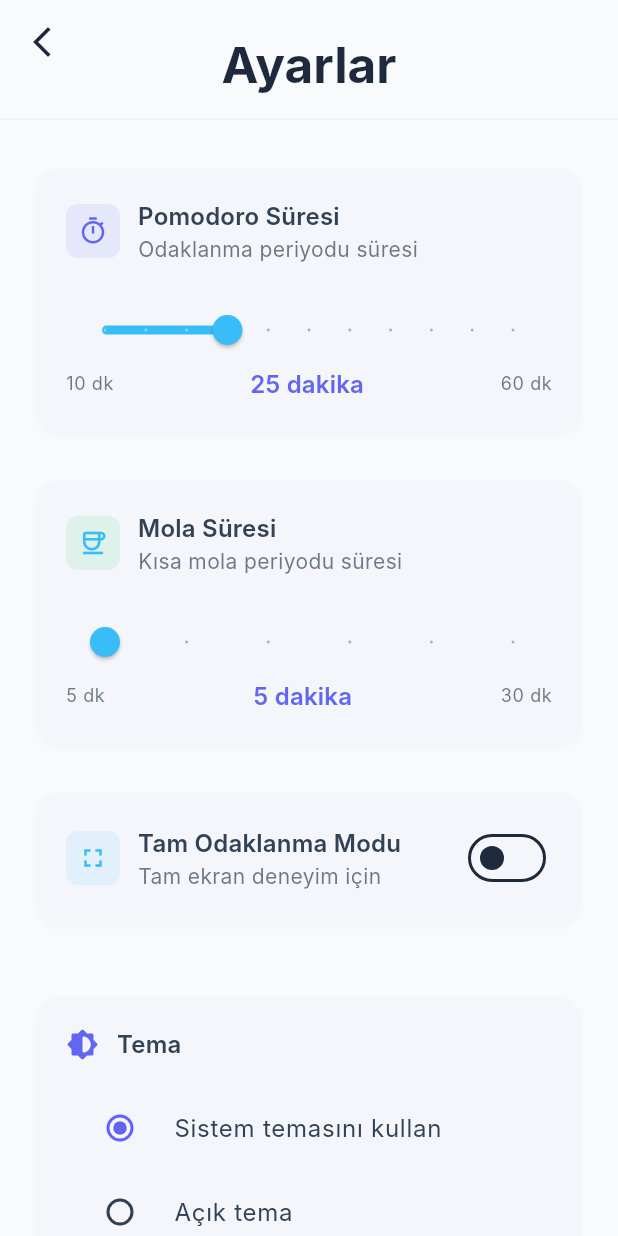
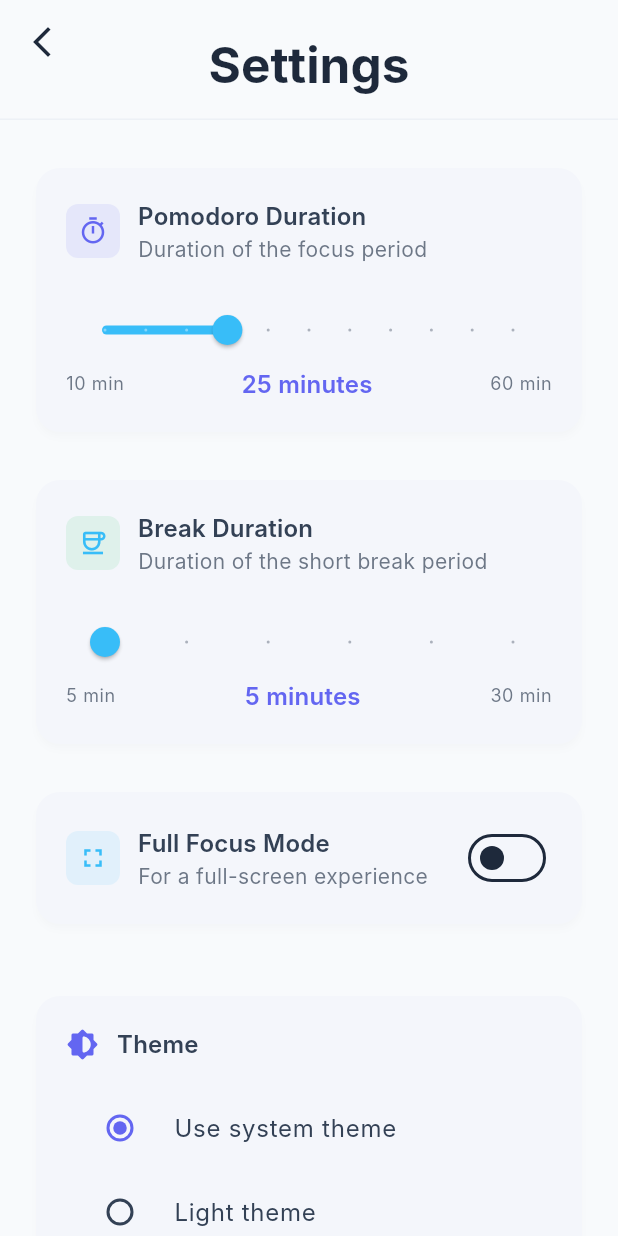
Before and after one commit to siskomer/pomodoro_app, a Flutter app: the SettingsScreen screen opened directly, on a phone screen of 412 x 824 dp. Run offline on Flutter 3.47's test engine with Material 3 defaults, Android fonts, the phone set to English and light mode, and no system bars; our stand-ins replace easy_localization, fl_chart, flutter_local_notifications, flutter_riverpod, hive, hive_flutter and 2 more; accounts and stored records are empty; Roboto replaces fonts that are missing (Inter).

Commit message:
Çok dilli destek eklendi. easy_localization paketi entegre edildi ve uygulama genelinde metinler yerelleştirildi. Kullanıcı arayüzü bileşenleri, dil desteğine uygun olarak güncellendi. Ayrıca, yeni bağımlılıklar pubspec dosyasına eklendi.

```diff
--- a/lib/presentation/views/pomodoro_screen.dart
+++ b/lib/presentation/views/pomodoro_screen.dart
@@ -9,6 +9,7 @@ import '../../domain/entities/settings_state.dart';
 import '../theme.dart';
 import 'dart:async';
 import 'package:wakelock_plus/wakelock_plus.dart';
+import 'package:easy_localization/easy_localization.dart';
 
 class PomodoroScreen extends ConsumerStatefulWidget {
   const PomodoroScreen({Key? key}) : super(key: key);
@@ -88,8 +89,8 @@ class _PomodoroScreenState extends ConsumerState<PomodoroScreen> {
                         color: Colors.white.withOpacity(0.1),
                         borderRadius: BorderRadius.circular(30),
                       ),
-                      child: const Text(
-                        'Çıkmak için herhangi bir yere dokunun',
+                      child: Text(
+                        'exit_full_focus_prompt'.tr(),
                         style: TextStyle(color: Colors.white70),
                       ),
                     ),
@@ -106,7 +107,7 @@ class _PomodoroScreenState extends ConsumerState<PomodoroScreen> {
       backgroundColor: theme.colorScheme.background,
       appBar: AppBar(
         title: Text(
-          'Pomodoro Sayacı',
+          'pomodoro_timer'.tr(),
           style: theme.textTheme.headlineSmall?.copyWith(
             fontWeight: FontWeight.w700,
           ),
--- a/lib/presentation/views/settings_screen.dart
+++ b/lib/presentation/views/settings_screen.dart
@@ -1,3 +1,4 @@
+import 'package:easy_localization/easy_localization.dart';
 import 'package:flutter/material.dart';
 import 'package:flutter_riverpod/flutter_riverpod.dart';
 import '../providers/settings_provider.dart';
@@ -41,7 +42,7 @@ class SettingsScreen extends ConsumerWidget {
               ),
               flexibleSpace: FlexibleSpaceBar(
                 title: Text(
-                  'Ayarlar',
+                  'settings'.tr(),
                   style: theme.textTheme.headlineSmall?.copyWith(
                     color: theme.colorScheme.onBackground,
                     fontWeight: FontWeight.w700,
@@ -92,14 +93,14 @@ class SettingsScreen extends ConsumerWidget {
                                   crossAxisAlignment: CrossAxisAlignment.start,
                                   children: [
                                     Text(
-                                      'Pomodoro Süresi',
+                                      'pomodoro_duration'.tr(),
                                       style: theme.textTheme.titleMedium
                                           ?.copyWith(
                                             fontWeight: FontWeight.w600,
                                           ),
                                     ),
                                     Text(
-                                      'Odaklanma periyodu süresi',
+                                      'focus_period_subtitle'.tr(),
                                       style: theme.textTheme.bodyMedium
                                           ?.copyWith(
                                             color: theme.colorScheme.onSurface
@@ -132,7 +133,8 @@ class SettingsScreen extends ConsumerWidget {
                               min: 10,
                               max: 60,
                               divisions: 10,
-                              label: '${settings.pomodoroMinutes} dk',
+                              label:
+                                  '${settings.pomodoroMinutes} ${"minutes".tr()}',
                               onChanged: (value) => settingsNotifier
                                   .setPomodoroMinutes((value ~/ 5) * 5),
                             ),
@@ -141,21 +143,21 @@ class SettingsScreen extends ConsumerWidget {
                             mainAxisAlignment: MainAxisAlignment.spaceBetween,
                             children: [
                               Text(
-                                '10 dk',
+                                '10${"min_suffix".tr()}',
                                 style: theme.textTheme.bodySmall?.copyWith(
                                   color: theme.colorScheme.onSurface
                                       .withOpacity(0.7),
                                 ),
                               ),
                               Text(
-                                '${settings.pomodoroMinutes} dakika',
+                                '${settings.pomodoroMinutes} ${"minutes".tr()}',
                                 style: theme.textTheme.titleMedium?.copyWith(
                                   color: theme.colorScheme.primary,
                                   fontWeight: FontWeight.w600,
                                 ),
                               ),
                               Text(
-                                '60 dk',
+                                '60${"min_suffix".tr()}',
                                 style: theme.textTheme.bodySmall?.copyWith(
                                   color: theme.colorScheme.onSurface
                                       .withOpacity(0.7),
@@ -195,14 +197,14 @@ class SettingsScreen extends ConsumerWidget {
                                   crossAxisAlignment: CrossAxisAlignment.start,
                                   children: [
                                     Text(
-                                      'Mola Süresi',
+                                      'break_duration'.tr(),
                                       style: theme.textTheme.titleMedium
                                           ?.copyWith(
                                             fontWeight: FontWeight.w600,
                                           ),
                                     ),
                                     Text(
-                                      'Kısa mola periyodu süresi',
+                                      'break_period_subtitle'.tr(),
                                       style: theme.textTheme.bodyMedium
                                           ?.copyWith(
                                             color: theme.colorScheme.onSurface
@@ -235,7 +237,8 @@ class SettingsScreen extends ConsumerWidget {
                               min: 5,
                               max: 30,
                               divisions: 5,
-                              label: '${settings.breakMinutes} dk',
+                              label:
+                                  '${settings.breakMinutes} ${"minutes".tr()}',
                               onChanged: (value) => settingsNotifier
                                   .setBreakMinutes((value ~/ 5) * 5),
                             ),
@@ -244,21 +247,21 @@ class SettingsScreen extends ConsumerWidget {
                             mainAxisAlignment: MainAxisAlignment.spaceBetween,
                             children: [
                               Text(
-                                '5 dk',
+                                '5${"min_suffix".tr()}',
                                 style: theme.textTheme.bodySmall?.copyWith(
                                   color: theme.colorScheme.onSurface
                                       .withOpacity(0.7),
                                 ),
                               ),
                               Text(
-                                '${settings.breakMinutes} dakika',
+                                '${settings.breakMinutes} ${"minutes".tr()}',
                                 style: theme.textTheme.titleMedium?.copyWith(
                                   color: theme.colorScheme.primary,
                                   fontWeight: FontWeight.w600,
                                 ),
                               ),
                               Text(
-                                '30 dk',
+                                '30${"min_suffix".tr()}',
                                 style: theme.textTheme.bodySmall?.copyWith(
                                   color: theme.colorScheme.onSurface
                                       .withOpacity(0.7),
@@ -295,13 +298,13 @@ class SettingsScreen extends ConsumerWidget {
                               crossAxisAlignment: CrossAxisAlignment.start,
                               children: [
                                 Text(
-                                  'Tam Odaklanma Modu',
+                                  'full_focus_mode'.tr(),
                                   style: theme.textTheme.titleMedium?.copyWith(
                                     fontWeight: FontWeight.w600,
                                   ),
                                 ),
                                 Text(
-                                  'Tam ekran deneyim için',
+                                  'full_focus_mode_subtitle'.tr(),
                                   style: theme.textTheme.bodyMedium?.copyWith(
                                     color: theme.colorScheme.onSurface
                                         .withOpacity(0.7),
@@ -338,7 +341,7 @@ class SettingsScreen extends ConsumerWidget {
                               ),
                               const SizedBox(width: 12),
                               Text(
-                                'Tema',
+                                'theme'.tr(),
                                 style: theme.textTheme.titleMedium?.copyWith(
                                   fontWeight: FontWeight.w600,
                                 ),
@@ -351,21 +354,21 @@ class SettingsScreen extends ConsumerWidget {
                             groupValue: themeMode,
                             onChanged: (v) =>
                                 themeModeNotifier.setTheme(AppThemeMode.system),
-                            title: const Text('Sistem temasını kullan'),
+                            title: Text('use_system_theme'.tr()),
                           ),
                           RadioListTile<AppThemeMode>(
                             value: AppThemeMode.light,
                             groupValue: themeMode,
                             onChanged: (v) =>
                                 themeModeNotifier.setTheme(AppThemeMode.light),
-                            title: const Text('Açık tema'),
+                            title: Text('light_theme'.tr()),
                           ),
                           RadioListTile<AppThemeMode>(
                             value: AppThemeMode.dark,
                             groupValue: themeMode,
                             onChanged: (v) =>
                                 themeModeNotifier.setTheme(AppThemeMode.dark),
-                            title: const Text('Koyu tema'),
+                            title: Text('dark_theme'.tr()),
                           ),
                         ],
                       ),
@@ -388,7 +391,7 @@ class SettingsScreen extends ConsumerWidget {
                               ),
                               const SizedBox(width: 8),
                               Text(
-                                'Bilgi',
+                                'information'.tr(),
                                 style: theme.textTheme.titleMedium?.copyWith(
                                   color: theme.colorScheme.secondary,
                                   fontWeight: FontWeight.w600,
@@ -398,7 +401,7 @@ class SettingsScreen extends ConsumerWidget {
                           ),
                           const SizedBox(height: 12),
                           Text(
-                            'Pomodoro tekniği, 25 dakikalık odaklanma periyotları ve 5 dakikalık molalarla çalışmanızı organize etmenize yardımcı olur.',
+                            'pomodoro_info_text'.tr(),
                             style: theme.textTheme.bodyMedium?.copyWith(
                               color: theme.colorScheme.onSurface,
                               height: 1.5,
@@ -414,7 +417,7 @@ class SettingsScreen extends ConsumerWidget {
                     AppTheme.modernCard(
                       backgroundColor: theme.cardColor,
                       child: ListTile(
-                        title: const Text('Bildirimleri Aç'),
+                        title: Text('enable_notifications'.tr()),
                         trailing: Switch(
                           value: settings.notificationEnabled ?? true,
                           onChanged: (value) async {
@@ -432,7 +435,7 @@ class SettingsScreen extends ConsumerWidget {
                     AppTheme.modernCard(
                       backgroundColor: theme.cardColor,
                       child: ListTile(
-                        title: const Text('Sayaç çalışırken ekranı açık tut'),
+                        title: Text('keep_screen_on'.tr()),
                         trailing: Switch(
                           value: settings.keepScreenOn ?? false,
                           onChanged: (value) async {
@@ -441,6 +444,73 @@ class SettingsScreen extends ConsumerWidget {
                                 .setKeepScreenOn(value);
                           },
                         ),
+                      ),
+                    ),
+
+                    // Language Setting Card
+                    const SizedBox(height: 16),
+                    AppTheme.modernCard(
+                      backgroundColor: theme.cardColor,
+                      child: Column(
+                        crossAxisAlignment: CrossAxisAlignment.start,
+                        children: [
+                          Row(
+                            children: [
+                              const SizedBox(width: 12),
+                              Expanded(
+                                child: Text(
+                                  'language'.tr(),
+                                  style: theme.textTheme.titleMedium?.copyWith(
+                                    fontWeight: FontWeight.w600,
+                                  ),
+                                ),
+                              ),
+                            ],
+                          ),
+                          const SizedBox(height: 16),
+                          SegmentedButton<Locale>(
+                            segments: <ButtonSegment<Locale>>[
+                              ButtonSegment<Locale>(
+                                value: const Locale('en', 'US'),
+                                label: Text(
+                                  'English',
+                                  style: TextStyle(
+                                    color:
+                                        context.locale ==
+                                            const Locale('en', 'US')
+                                        ? theme.colorScheme.onPrimary
+                                        : theme.colorScheme.onSurface,
+                                  ),
+                                ),
+                              ),
+                              ButtonSegment<Locale>(
+                                value: const Locale('tr', 'TR'),
+                                label: Text(
+                                  'Türkçe',
+                                  style: TextStyle(
+                                    color:
+                                        context.locale ==
+                                            const Locale('tr', 'TR')
+                                        ? theme.colorScheme.onPrimary
+                                        : theme.colorScheme.onSurface,
+                                  ),
+                                ),
+                              ),
+                            ],
+                            selected: <Locale>{context.locale},
+                            onSelectionChanged: (Set<Locale> newSelection) {
+                              context.setLocale(newSelection.first);
+                            },
+                            style: SegmentedButton.styleFrom(
+                              backgroundColor: theme.colorScheme.surfaceVariant,
+                              foregroundColor: theme.colorScheme.onSurface,
+                              selectedBackgroundColor:
+                                  theme.colorScheme.primary,
+                              selectedForegroundColor:
+                                  theme.colorScheme.onPrimary,
+                            ),
+                          ),
+                        ],
                       ),
                     ),
                   ],
--- a/pubspec.yaml
+++ b/pubspec.yaml
@@ -43,6 +43,7 @@ dependencies:
   flutter_local_notifications: any
   wakelock_plus: ^1.1.4
   timezone: ^0.9.3
+  easy_localization: ^3.0.7+1
 
 dev_dependencies:
   flutter_test:
@@ -67,6 +68,8 @@ dev_dependencies:
 # flutter ayarları
 flutter:
   uses-material-design: true
+  assets:
+    - assets/translations/
 
   # The following line ensures that the Material Icons font is
   # included with your application, so that you can use the icons in
```
Also changed, not shown: assets/translations/en-US.json (added, +63 -0 lines), assets/translations/tr-TR.json (added, +63 -0 lines), lib/main.dart (+20 -5 lines), lib/presentation/providers/quote_provider.dart (+5 -3 lines), lib/presentation/viewmodels/quote_viewmodel.dart (+29 -5 lines), lib/presentation/views/dashboard_screen.dart (+12 -10 lines), lib/presentation/views/quote_screen.dart (+6 -4 lines), lib/presentation/views/stats_screen.dart (+34 -41 lines), lib/presentation/views/todo_screen.dart (+5 -4 lines), pubspec.lock, 2 other files.
